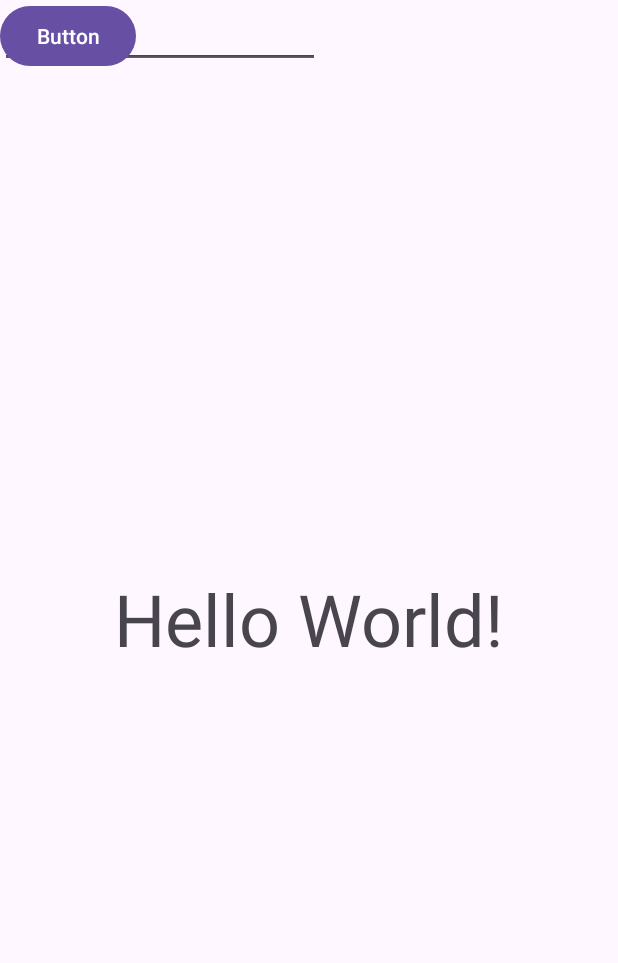
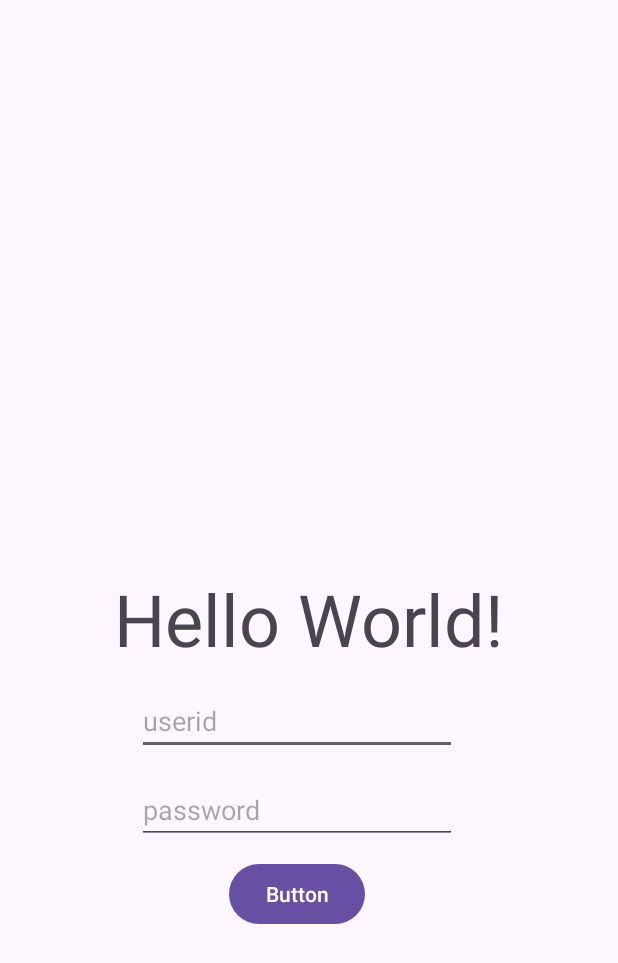
Before and after one commit to zzyzzy/Android_Sample_App01, an Android app: the screen it shows after launch (MainActivity), on a phone screen of 412 x 824 dp. Shown: the top 963 px of the screen. Run offline under Robolectric (Android 15) with nearby library versions, the phone set to English and light mode, and no system bars.

Commit message:
버튼 클릭시 이벤트 처리 추가

```diff
--- a/app/src/main/java/com/example/myapplication/MainActivity.java
+++ b/app/src/main/java/com/example/myapplication/MainActivity.java
@@ -1,6 +1,10 @@
 package com.example.myapplication;
 
 import android.os.Bundle;
+import android.view.View;
+import android.widget.Button;
+import android.widget.EditText;
+import android.widget.Toast;
 
 import androidx.activity.EdgeToEdge;
 import androidx.appcompat.app.AppCompatActivity;
@@ -10,15 +14,45 @@ import androidx.core.view.WindowInsetsCompat;
 
 public class MainActivity extends AppCompatActivity {
 
+    // xml에 정의한 뷰에 대한 변수 선언
+    private EditText editText;
+    private EditText editTextPasswd;
+    private Button button;
+
     @Override
     protected void onCreate(Bundle savedInstanceState) {
         super.onCreate(savedInstanceState);
         EdgeToEdge.enable(this);
+
+        // activity_main.xml 내용을 앱 메인에 표시
         setContentView(R.layout.activity_main);
+
         ViewCompat.setOnApplyWindowInsetsListener(findViewById(R.id.main), (v, insets) -> {
             Insets systemBars = insets.getInsets(WindowInsetsCompat.Type.systemBars());
             v.setPadding(systemBars.left, systemBars.top, systemBars.right, systemBars.bottom);
             return insets;
         });
+
+        // xml에 정의한 뷰를 찾아서 변수에 등록
+        editText = findViewById(R.id.editTextText);
+        editTextPasswd = findViewById(R.id.editTextTextPassword);
+        button = findViewById(R.id.button);
+
+        // 버튼에 클릭 이벤트 설정
+        button.setOnClickListener(
+            new View.OnClickListener() {
+                @Override
+                public void onClick(View v) {
+                    // 아이디/비밀번호 텍스트 읽어오기
+                    String userid = editText.getText().toString();
+                    String passwd = editTextPasswd.getText().toString();
+
+                    // 읽어온 텍스트를 토스트 메세지로 표시
+                    String msg = userid + "/" + passwd;
+                    Toast.makeText(MainActivity.this, msg,
+                        Toast.LENGTH_SHORT).show();
+                }
+            }
+        );
     }
 }
--- a/app/src/main/res/layout/activity_main.xml
+++ b/app/src/main/res/layout/activity_main.xml
@@ -8,6 +8,7 @@
     tools:context=".MainActivity">
 
     <TextView
+        android:id="@+id/textView"
         android:layout_width="wrap_content"
         android:layout_height="wrap_content"
         android:fontFamily="sans-serif"
@@ -22,28 +23,33 @@
         android:id="@+id/editTextText"
         android:layout_width="wrap_content"
         android:layout_height="wrap_content"
+        android:layout_marginStart="15dp"
+        android:layout_marginTop="13dp"
         android:ems="10"
         android:hint="userid"
         android:inputType="text"
-        tools:layout_editor_absoluteX="91dp"
-        tools:layout_editor_absoluteY="411dp" />
+        app:layout_constraintStart_toStartOf="@+id/textView"
+        app:layout_constraintTop_toBottomOf="@+id/textView" />
 
     <EditText
         android:id="@+id/editTextTextPassword"
         android:layout_width="wrap_content"
         android:layout_height="wrap_content"
+        android:layout_marginTop="14dp"
         android:ems="10"
         android:hint="password"
         android:inputType="textPassword"
-        tools:layout_editor_absoluteX="91dp"
-        tools:layout_editor_absoluteY="470dp" />
+        app:layout_constraintStart_toStartOf="@+id/editTextText"
+        app:layout_constraintTop_toBottomOf="@+id/editTextText" />
 
     <Button
         android:id="@+id/button"
         android:layout_width="wrap_content"
         android:layout_height="wrap_content"
+        android:layout_marginTop="9dp"
         android:text="Button"
-        tools:layout_editor_absoluteX="142dp"
-        tools:layout_editor_absoluteY="524dp" />
+        app:layout_constraintEnd_toEndOf="@+id/editTextTextPassword"
+        app:layout_constraintStart_toStartOf="@+id/editTextTextPassword"
+        app:layout_constraintTop_toBottomOf="@+id/editTextTextPassword" />
 
 </androidx.constraintlayout.widget.ConstraintLayout>
```
